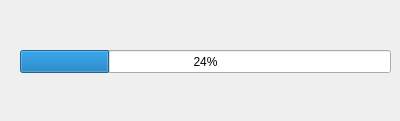
Qt form src/interrogateprogressview.ui (fredcooke/emstudio) before a commit.
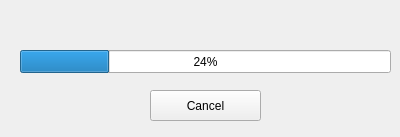
The same form after that commit.

Commit message: Addition of a cancel button for the interrogation progress window

```diff
--- a/src/interrogateprogressview.ui
+++ b/src/interrogateprogressview.ui
@@ -7,7 +7,7 @@
     <x>0</x>
     <y>0</y>
     <width>400</width>
-    <height>121</height>
+    <height>137</height>
    </rect>
   </property>
   <property name="windowTitle">
@@ -26,6 +26,19 @@
     <number>24</number>
    </property>
   </widget>
+  <widget class="QPushButton" name="cancelPushButton">
+   <property name="geometry">
+    <rect>
+     <x>150</x>
+     <y>90</y>
+     <width>111</width>
+     <height>31</height>
+    </rect>
+   </property>
+   <property name="text">
+    <string>Cancel</string>
+   </property>
+  </widget>
  </widget>
  <resources/>
  <connections/>
```
The commit also changes 6 other files.
